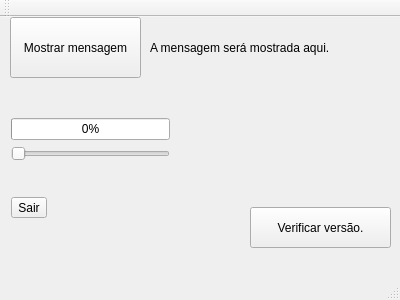
This is primeira_interface/telaprincipal.ui in rafaelnwitter/QT_projetos as Qt 5 draws it before an edit. The edited form follows.
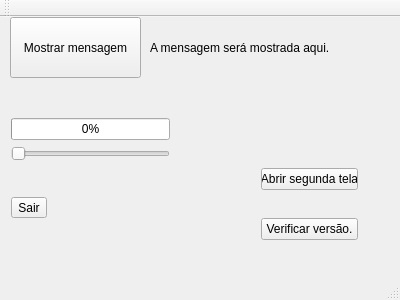
This is the edited form.

Commit message: Adicionada a segunda tela do projeto primeira_interface

What changed in the file:
```diff
--- a/primeira_interface/telaprincipal.ui
+++ b/primeira_interface/telaprincipal.ui
@@ -92,18 +92,73 @@
      </item>
     </layout>
    </widget>
-   <widget class="QPushButton" name="pushButton_2">
+   <widget class="QWidget" name="">
     <property name="geometry">
      <rect>
       <x>250</x>
-      <y>190</y>
-      <width>141</width>
-      <height>41</height>
+      <y>140</y>
+      <width>119</width>
+      <height>94</height>
      </rect>
     </property>
-    <property name="text">
-     <string>Verificar versão.</string>
-    </property>
+    <layout class="QVBoxLayout" name="verticalLayout_2">
+     <item>
+      <widget class="QPushButton" name="pushButton_3">
+       <property name="text">
+        <string>Abrir segunda tela</string>
+       </property>
+      </widget>
+     </item>
+     <item>
+      <spacer name="verticalSpacer_3">
+       <property name="orientation">
+        <enum>Qt::Vertical</enum>
+       </property>
+       <property name="sizeHint" stdset="0">
+        <size>
+         <width>20</width>
+         <height>40</height>
+        </size>
+       </property>
+      </spacer>
+     </item>
+     <item>
+      <spacer name="verticalSpacer_2">
+       <property name="orientation">
+        <enum>Qt::Vertical</enum>
+       </property>
+       <property name="sizeType">
+        <enum>QSizePolicy::Maximum</enum>
+       </property>
+       <property name="sizeHint" stdset="0">
+        <size>
+         <width>20</width>
+         <height>40</height>
+        </size>
+       </property>
+      </spacer>
+     </item>
+     <item>
+      <spacer name="horizontalSpacer">
+       <property name="orientation">
+        <enum>Qt::Horizontal</enum>
+       </property>
+       <property name="sizeHint" stdset="0">
+        <size>
+         <width>40</width>
+         <height>20</height>
+        </size>
+       </property>
+      </spacer>
+     </item>
+     <item>
+      <widget class="QPushButton" name="pushButton_2">
+       <property name="text">
+        <string>Verificar versão.</string>
+       </property>
+      </widget>
+     </item>
+    </layout>
    </widget>
   </widget>
   <widget class="QMenuBar" name="menuBar">
```
Left out of the diff: 8 changed lines with no effect on the pictures. The commit also changes 6 other files.
